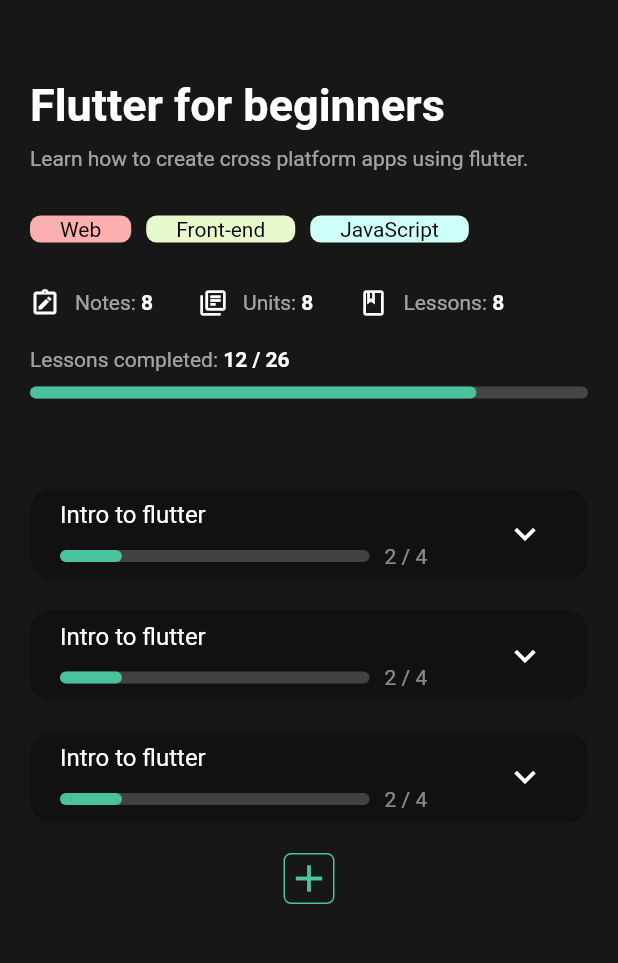
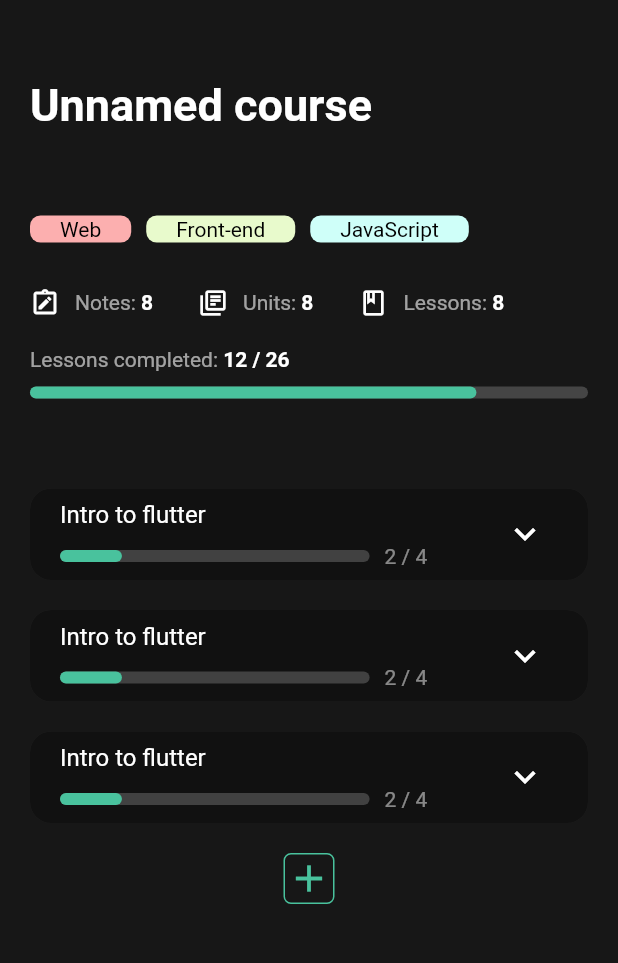
Before and after one commit to naefun/opencourse, a Flutter app: the CoursePage screen opened directly with empty values, on a phone screen of 412 x 824 dp, the part 101-1064 px from its top. Run offline on Flutter 3.47's test engine with Material 2 defaults, Android fonts, the light colour scheme and no system bars; drawn by our look-alikes of flutter_layout_grid, percent_indicator; our stand-ins replace cloud_firestore, firebase_auth, firebase_core, flutter_svg, google_fonts, syncfusion_flutter_charts and 1 more; missing offline and left inert: pointer_interceptor; accounts and stored records are empty.

Commit message:
use title and desc from course in course page

```diff
--- a/lib/pages/course.dart
+++ b/lib/pages/course.dart
@@ -18,22 +18,26 @@ class CoursePage extends StatefulWidget {
 class _CoursePageState extends State<CoursePage> {
   @override
   Widget build(BuildContext context) {
+    final String courseTitle =
+        getFieldText(widget.course.title, "Unnamed course");
+    final String courseDesc = getFieldText(widget.course.description, "");
+
     return PageScaffold(
       includeAppBar: true,
       appBarHeading: "Course",
       includeAppBarButton: false,
       children: [
-        const Text(
-          "Flutter for beginners",
-          style: TextStyle(
+        Text(
+          courseTitle,
+          style: const TextStyle(
               fontSize: 30,
-              color: Color(0xFFFFFFFF),
+              color: Color.fromARGB(255, 255, 255, 255),
               fontWeight: FontWeight.bold),
         ),
         const SizedBox(
           height: 10,
         ),
-        const Text("Learn how to create cross platform apps using flutter."),
+        Text(courseDesc),
         const SizedBox(
           height: 30,
         ),
@@ -87,4 +91,10 @@ class _CoursePageState extends State<CoursePage> {
       ],
     );
   }
+
+  String getFieldText(String? field, String fallbackText) {
+    String result = field != null && field.isNotEmpty ? field : fallbackText;
+
+    return result;
+  }
 }
```
